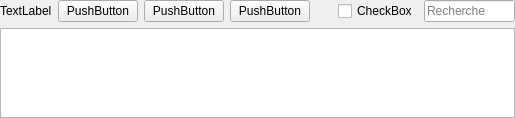
The window that InfoDynamiqueQt/Vues/vuefragment.ui (AlexandreGirardin/ProjetAnalyse) describes before a commit, drawn with Qt 5.
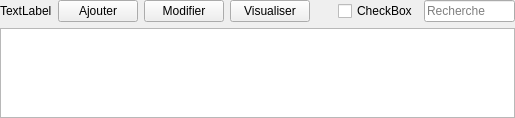
The same window after the commit.

The edit to the form file:
```diff
--- a/InfoDynamiqueQt/Vues/vuefragment.ui
+++ b/InfoDynamiqueQt/Vues/vuefragment.ui
@@ -47,7 +47,7 @@
      <item>
       <widget class="QPushButton" name="bouton1">
        <property name="text">
-        <string>PushButton</string>
+        <string>Ajouter</string>
        </property>
       </widget>
      </item>
@@ -57,14 +57,14 @@
         <bool>true</bool>
        </property>
        <property name="text">
-        <string>PushButton</string>
+        <string>Modifier</string>
        </property>
       </widget>
      </item>
      <item>
       <widget class="QPushButton" name="bouton3">
        <property name="text">
-        <string>PushButton</string>
+        <string>Visualiser</string>
        </property>
       </widget>
      </item>
```
Left out of the diff: 45 changed lines with no effect on the pictures.
